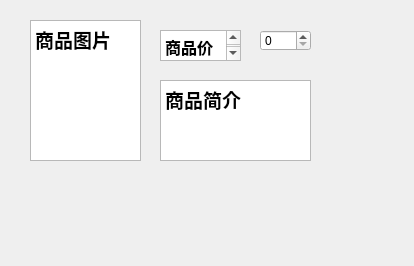
rjydwlh/waimai_4, file oneorder.ui: the form before one commit.
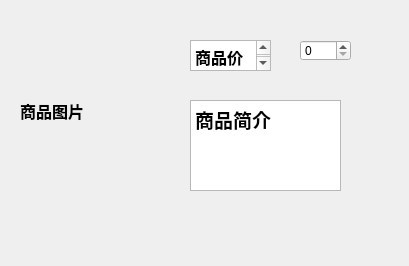
The form after the commit.

What changed in the file:
```diff
--- a/oneorder.ui
+++ b/oneorder.ui
@@ -6,40 +6,20 @@
    <rect>
     <x>0</x>
     <y>0</y>
-    <width>414</width>
+    <width>409</width>
     <height>266</height>
    </rect>
   </property>
   <property name="windowTitle">
    <string>Form</string>
   </property>
-  <widget class="QTextBrowser" name="textBrowser">
-   <property name="geometry">
-    <rect>
-     <x>30</x>
-     <y>20</y>
-     <width>111</width>
-     <height>141</height>
-    </rect>
-   </property>
-   <property name="html">
-    <string>&lt;!DOCTYPE HTML PUBLIC &quot;-//W3C//DTD HTML 4.0//EN&quot; &quot;http://www.w3.org/TR/REC-html40/strict.dtd&quot;&gt;
-&lt;html&gt;&lt;head&gt;&lt;meta name=&quot;qrichtext&quot; content=&quot;1&quot; /&gt;&lt;meta charset=&quot;utf-8&quot; /&gt;&lt;style type=&quot;text/css&quot;&gt;
-p, li { white-space: pre-wrap; }
-hr { height: 1px; border-width: 0; }
-li.unchecked::marker { content: &quot;\2610&quot;; }
-li.checked::marker { content: &quot;\2612&quot;; }
-&lt;/style&gt;&lt;/head&gt;&lt;body style=&quot; font-family:'Microsoft YaHei UI'; font-size:9pt; font-weight:400; font-style:normal;&quot;&gt;
-&lt;p style=&quot; margin-top:0px; margin-bottom:0px; margin-left:0px; margin-right:0px; -qt-block-indent:0; text-indent:0px;&quot;&gt;&lt;span style=&quot; font-size:14pt; font-weight:700;&quot;&gt;商品图片&lt;/span&gt;&lt;/p&gt;&lt;/body&gt;&lt;/html&gt;</string>
-   </property>
-  </widget>
   <widget class="QTextBrowser" name="textBrowser_2">
    <property name="geometry">
     <rect>
-     <x>160</x>
-     <y>80</y>
+     <x>190</x>
+     <y>100</y>
      <width>151</width>
-     <height>81</height>
+     <height>91</height>
     </rect>
    </property>
    <property name="html">
@@ -56,8 +36,8 @@
   <widget class="QTextBrowser" name="textBrowser_3">
    <property name="geometry">
     <rect>
-     <x>160</x>
-     <y>30</y>
+     <x>190</x>
+     <y>40</y>
      <width>81</width>
      <height>31</height>
     </rect>
@@ -76,13 +56,26 @@
   <widget class="QSpinBox" name="spinBox">
    <property name="geometry">
     <rect>
-     <x>260</x>
-     <y>30</y>
+     <x>300</x>
+     <y>40</y>
      <width>51</width>
      <height>21</height>
     </rect>
    </property>
   </widget>
+  <widget class="QLabel" name="label">
+   <property name="geometry">
+    <rect>
+     <x>20</x>
+     <y>41</y>
+     <width>141</width>
+     <height>141</height>
+    </rect>
+   </property>
+   <property name="text">
+    <string>&lt;html&gt;&lt;head/&gt;&lt;body&gt;&lt;p&gt;&lt;span style=&quot; font-size:12pt; font-weight:700;&quot;&gt;商品图片&lt;/span&gt;&lt;/p&gt;&lt;/body&gt;&lt;/html&gt;</string>
+   </property>
+  </widget>
  </widget>
  <resources/>
  <connections/>
```
